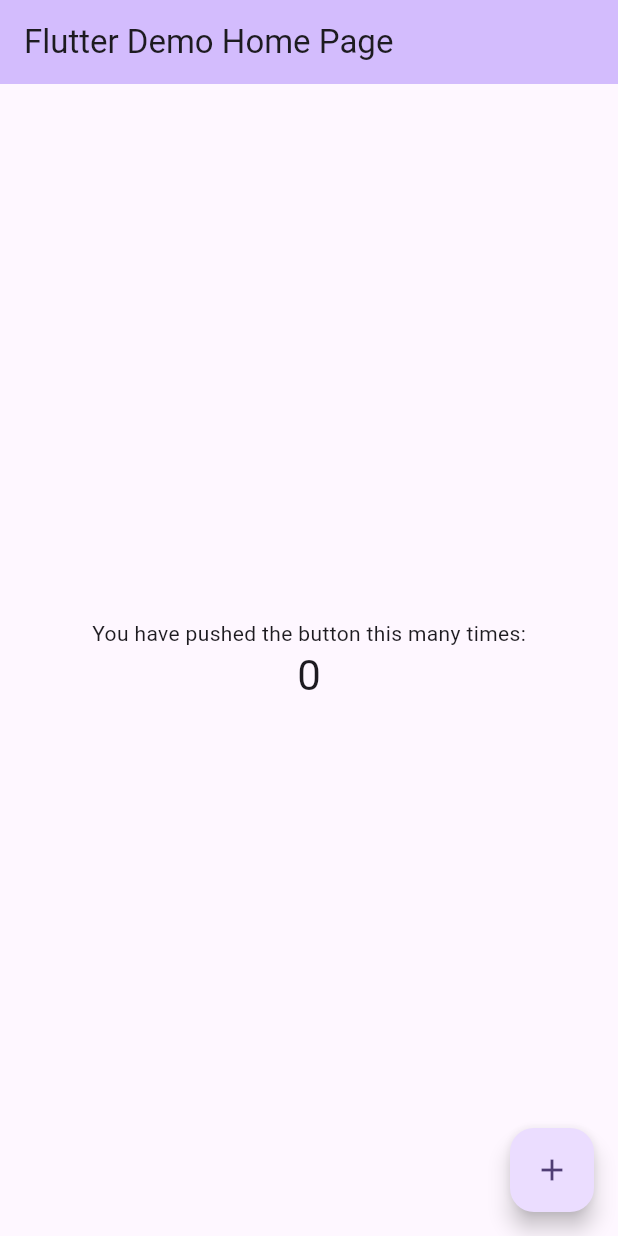
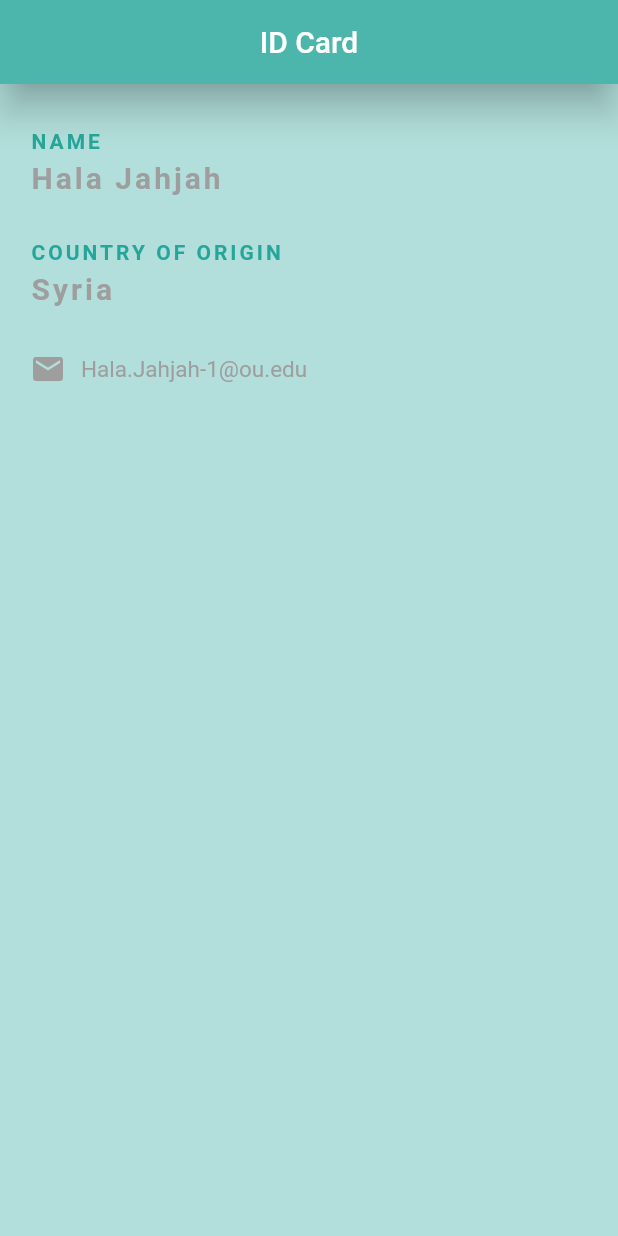
Before and after one commit to HalaJah/FlutterLearningJourney, a Flutter app: the screen it shows after launch, on a phone screen of 412 x 824 dp. Run offline on Flutter 3.47's test engine with Material 2 defaults, Android fonts, the phone set to English and light mode, and no system bars.

Commit message:
Personal Information

```diff
--- a/flutter_application_2/lib/main.dart
+++ b/flutter_application_2/lib/main.dart
@@ -1,125 +1,91 @@
 import 'package:flutter/material.dart';
 
-void main() {
-  runApp(const MyApp());
-}
+void main() => runApp(MaterialApp(
+  home: IdCard(),
+));
 
-class MyApp extends StatelessWidget {
-  const MyApp({super.key});
+class IdCard extends StatelessWidget {
+  @override
+  Widget build (BuildContext context) {
+    return Scaffold(
+      backgroundColor: Colors.teal[100],
+      appBar: AppBar(
+        title: Text('ID Card'),
+        centerTitle: true,
+        backgroundColor: Colors.teal[300],
+        elevation: 10,
+      ),
+      body: Padding(
+            padding: EdgeInsets.fromLTRB(20.0, 30.0, 20.0, 0.0),
+            child: Column(
+             crossAxisAlignment: CrossAxisAlignment.start,
+             children: <Widget> [
+              Text(
+                'NAME',
+                style: TextStyle(
+                  color: Colors.teal[400],
+                  letterSpacing: 2.0,
+                  fontWeight: FontWeight.bold,
+                ),
+              ),
 
-  // This widget is the root of your application.
-  @override
-  Widget build(BuildContext context) {
-    return MaterialApp(
-      title: 'Flutter Demo',
-      theme: ThemeData(
-        // This is the theme of your application.
-        //
-        // TRY THIS: Try running your application with "flutter run". You'll see
-        // the application has a blue toolbar. Then, without quitting the app,
-        // try changing the seedColor in the colorScheme below to Colors.green
-        // and then invoke "hot reload" (save your changes or press the "hot
-        // reload" button in a Flutter-supported IDE, or press "r" if you used
-        // the command line to start the app).
-        //
-        // Notice that the counter didn't reset back to zero; the application
-        // state is not lost during the reload. To reset the state, use hot
-        // restart instead.
-        //
-        // This works for code too, not just values: Most code changes can be
-        // tested with just a hot reload.
-        colorScheme: ColorScheme.fromSeed(seedColor: Colors.deepPurple),
-        useMaterial3: true,
+              SizedBox(height: 5.0,),
+
+              Text(
+                'Hala Jahjah',
+                style: TextStyle(
+                  color: Colors.grey,
+                  fontSize: 20.0,
+                  letterSpacing: 2.0,
+                  fontWeight: FontWeight.bold,
                 ),
-      home: const MyHomePage(title: 'Flutter Demo Home Page'),
-    );
-  }
-}
+              ),
 
-class MyHomePage extends StatefulWidget {
-  const MyHomePage({super.key, required this.title});
+              SizedBox(height: 30.0,),
 
-  // This widget is the home page of your application. It is stateful, meaning
-  // that it has a State object (defined below) that contains fields that affect
-  // how it looks.
+              Text(
+                'COUNTRY OF ORIGIN',
+                style: TextStyle(
+                  color: Colors.teal[400],
+                  letterSpacing: 2.0,
+                  fontWeight: FontWeight.bold,
+                ),
+              ),
 
-  // This class is the configuration for the state. It holds the values (in this
-  // case the title) provided by the parent (in this case the App widget) and
-  // used by the build method of the State. Fields in a Widget subclass are
-  // always marked "final".
+              SizedBox(height: 5.0,),
 
-  final String title;
+              Text(
+                'Syria',
+                style: TextStyle(
+                  color: Colors.grey,
+                  fontSize: 20.0,
+                  letterSpacing: 2.0,
+                  fontWeight: FontWeight.bold,
+                ),
+              ),
 
-  @override
-  State<MyHomePage> createState() => _MyHomePageState();
-}
+              SizedBox(height: 30.0,),
 
-class _MyHomePageState extends State<MyHomePage> {
-  int _counter = 0;
+              Row(children: <Widget> [
+                Icon(
+                  Icons.email,
+                  color: Colors.grey,
+                ),
 
-  void _incrementCounter() {
-    setState(() {
-      // This call to setState tells the Flutter framework that something has
-      // changed in this State, which causes it to rerun the build method below
-      // so that the display can reflect the updated values. If we changed
-      // _counter without calling setState(), then the build method would not be
-      // called again, and so nothing would appear to happen.
-      _counter++;
-    });
-  }
+                SizedBox(width: 10.0),
 
-  @override
-  Widget build(BuildContext context) {
-    // This method is rerun every time setState is called, for instance as done
-    // by the _incrementCounter method above.
-    //
-    // The Flutter framework has been optimized to make rerunning build methods
-    // fast, so that you can just rebuild anything that needs updating rather
-    // than having to individually change instances of widgets.
-    return Scaffold(
-      appBar: AppBar(
-        // TRY THIS: Try changing the color here to a specific color (to
-        // Colors.amber, perhaps?) and trigger a hot reload to see the AppBar
-        // change color while the other colors stay the same.
-        backgroundColor: Theme.of(context).colorScheme.inversePrimary,
-        // Here we take the value from the MyHomePage object that was created by
-        // the App.build method, and use it to set our appbar title.
-        title: Text(widget.title),
-      ),
-      body: Center(
-        // Center is a layout widget. It takes a single child and positions it
-        // in the middle of the parent.
-        child: Column(
-          // Column is also a layout widget. It takes a list of children and
-          // arranges them vertically. By default, it sizes itself to fit its
-          // children horizontally, and tries to be as tall as its parent.
-          //
-          // Column has various properties to control how it sizes itself and
-          // how it positions its children. Here we use mainAxisAlignment to
-          // center the children vertically; the main axis here is the vertical
-          // axis because Columns are vertical (the cross axis would be
-          // horizontal).
-          //
-          // TRY THIS: Invoke "debug painting" (choose the "Toggle Debug Paint"
-          // action in the IDE, or press "p" in the console), to see the
-          // wireframe for each widget.
-          mainAxisAlignment: MainAxisAlignment.center,
-          children: <Widget>[
-            const Text(
-              'You have pushed the button this many times:',
-            ),
                 Text(
-              '$_counter',
-              style: Theme.of(context).textTheme.headlineMedium,
-            ),
+                  'Hala.Jahjah-1@ou.edu',
+                  style:TextStyle(
+                    color: Colors.grey,
+                    fontSize: 15.0,
+                  )
+                )
+              ],)
             ],
           ),
         ),
-      floatingActionButton: FloatingActionButton(
-        onPressed: _incrementCounter,
-        tooltip: 'Increment',
-        child: const Icon(Icons.add),
-      ), // This trailing comma makes auto-formatting nicer for build methods.
         );
   }
+
 }
```
Also changed, not shown: 1 other file. Lines whose indentation alone changed are shown as unchanged.
